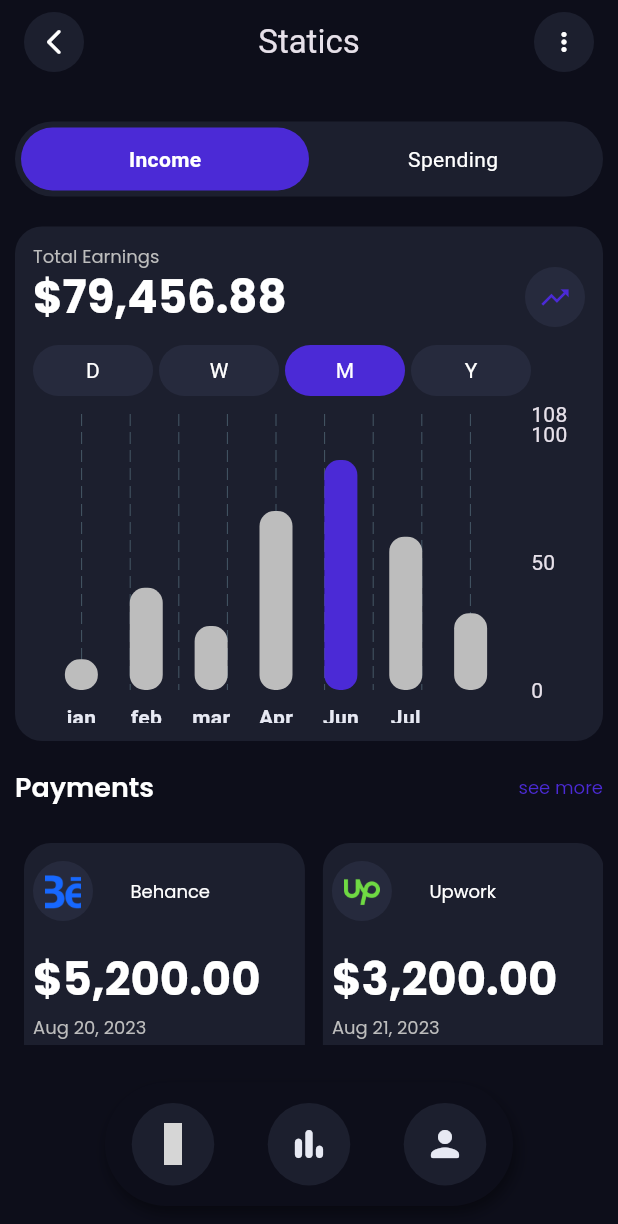
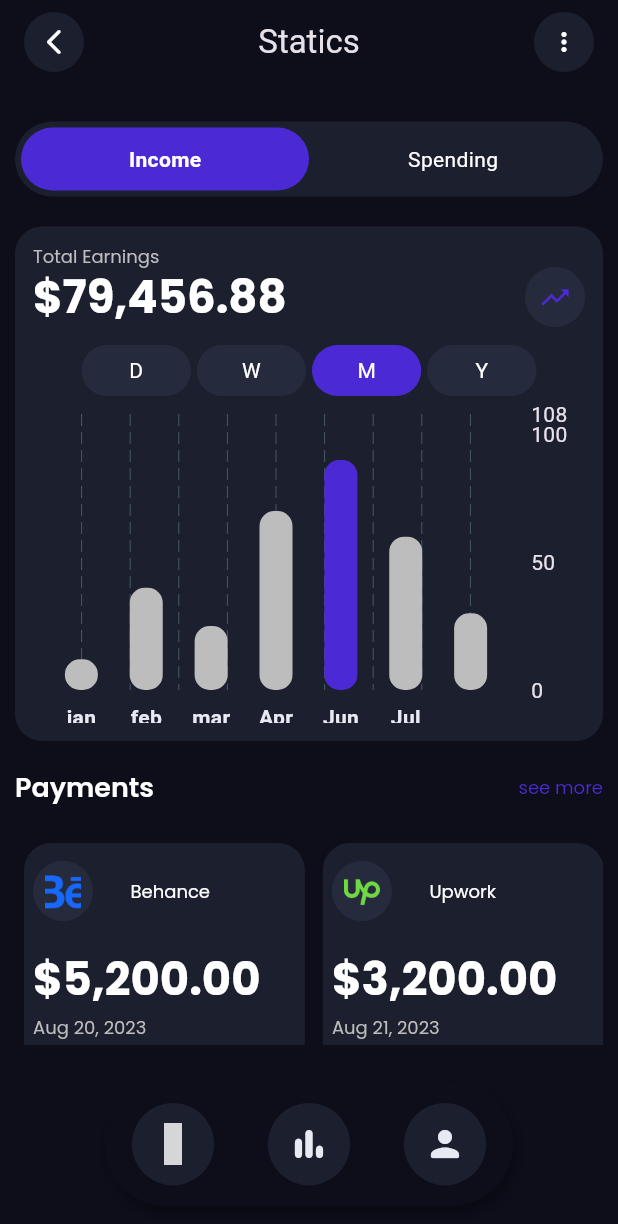
Before and after one commit to RWEMAISINGIZWENorbert/tuesday_fintech_ui, a Flutter app: the screen it shows after launch, after a tap on the "bar chart" icon, on a phone screen of 412 x 824 dp. Shown: the top 1224 px of the screen. Run offline on Flutter 3.47's test engine with Material 3 defaults, Android fonts, the phone set to English and light mode, and no system bars; drawn by our look-alikes of fl_chart; our stand-ins replace google_fonts, iconly; grey boxes are pictures that could not be loaded.

```diff
--- a/lib/components/total_earning_card.dart
+++ b/lib/components/total_earning_card.dart
@@ -41,58 +41,71 @@ class TotalEarningCard extends StatelessWidget {
             ],
           ),
           const SizedBox(height: 12),
+         // ...existing code...
          Row(
-          mainAxisAlignment: MainAxisAlignment.start,
+          mainAxisAlignment: MainAxisAlignment.center,
+          children: [
+            LayoutBuilder(
+              builder: (context, constraints) {
+                final parentWidth = MediaQuery.of(context).size.width;
+                final buttonWidth = (parentWidth - 48) / 5; // 48 for padding and gaps
+
+                return Row(
                   children: [
                     Container(
                       height: 34,
-               width: 80,
+                      width: buttonWidth,
                       decoration: BoxDecoration(
                         color: Color.fromARGB(255, 38, 42, 61),
                         borderRadius: BorderRadius.circular(18),
                       ),
                       child: const Center(
-                  child: Text('D', style: TextStyle(color: Colors.white),),
+                        child: Text('D', style: TextStyle(color: Colors.white)),
                       ),
                     ),
                     const SizedBox(width: 4),
                     Container(
                       height: 34,
-               width: 80,
+                      width: buttonWidth,
                       decoration: BoxDecoration(
                         color: Color.fromARGB(255, 38, 42, 61),
                         borderRadius: BorderRadius.circular(18),
                       ),
                       child: const Center(
-                  child: Text('W', style: TextStyle(color: Colors.white),),
+                        child: Text('W', style: TextStyle(color: Colors.white)),
                       ),
                     ),
                     const SizedBox(width: 4),
                     Container(
                       height: 34,
-               width: 80,
+                      width: buttonWidth,
                       decoration: BoxDecoration(
                         color: Theme.of(context).primaryColor,
                         borderRadius: BorderRadius.circular(18),
                       ),
-               child: Center(
-                  child: Text('M', style: TextStyle(color: Colors.white),),
+                      child: const Center(
+                        child: Text('M', style: TextStyle(color: Colors.white)),
                       ),
                     ),
                     const SizedBox(width: 4),
                     Container(
                       height: 34,
-               width: 80,
+                      width: buttonWidth,
                       decoration: BoxDecoration(
                         color: Color.fromARGB(255, 38, 42, 61),
                         borderRadius: BorderRadius.circular(18),
                       ),
                       child: const Center(
-                  child: Text('Y', style: TextStyle(color: Colors.white),),
+                        child: Text('Y', style: TextStyle(color: Colors.white)),
                       ),
                     ),
                   ],
+                );
+              }
             ),
+          ],
+         ),
+// ...existing code...
          const SizedBox(height: 12),
          SizedBox(
           height: MediaQuery.of(context).size.height * 0.25,
--- a/lib/screens/home_screen.dart
+++ b/lib/screens/home_screen.dart
@@ -33,7 +33,7 @@ class HomeScreen extends StatelessWidget {
                 color: Colors.transparent, // optional background color
               ),
               child: Image.asset(
-                'assets/profile.png',
+                'assets/user01.png',
                 fit: BoxFit.cover,
               ),
             ),
```
Also changed, not shown: assets/profile.jpg (deleted), 1 other file. Lines whose indentation alone changed are shown as unchanged.
